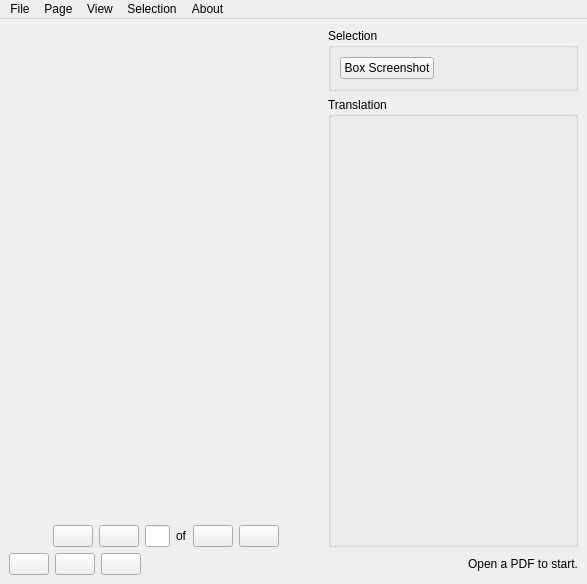
kylekce/Comic-Lens, file comic-lens/form.ui: the form before one commit.
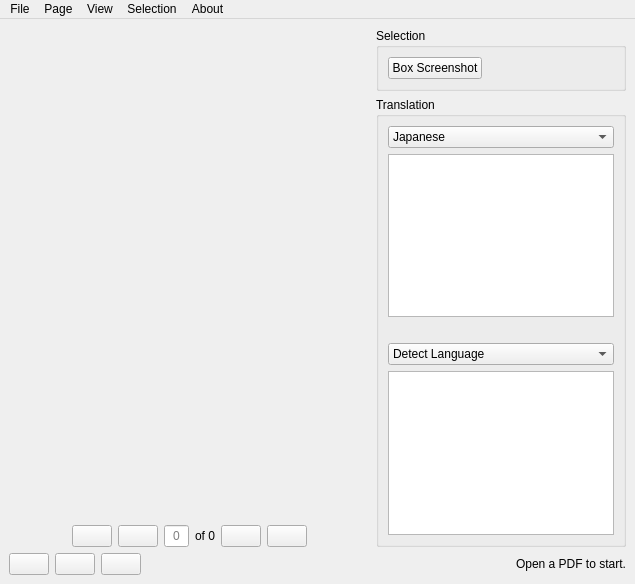
The form after the commit. Icons and pictures are not drawn.

The edit to the form file:
```diff
--- a/comic-lens/form.ui
+++ b/comic-lens/form.ui
@@ -6,7 +6,7 @@
    <rect>
     <x>0</x>
     <y>0</y>
-    <width>587</width>
+    <width>635</width>
     <height>584</height>
    </rect>
   </property>
@@ -35,7 +35,7 @@
       <item>
        <layout class="QVBoxLayout" name="main_layout" stretch="1,0">
         <item>
-         <layout class="QHBoxLayout" name="page_layout" stretch="">
+         <layout class="QHBoxLayout" name="page_layout">
           <property name="sizeConstraint">
            <enum>QLayout::SetDefaultConstraint</enum>
           </property>
@@ -113,12 +113,15 @@
             <property name="alignment">
              <set>Qt::AlignCenter</set>
             </property>
+            <property name="placeholderText">
+             <string>0</string>
+            </property>
            </widget>
           </item>
           <item>
            <widget class="QLabel" name="page_label">
             <property name="text">
-             <string>of</string>
+             <string>of 0</string>
             </property>
            </widget>
           </item>
@@ -231,7 +234,71 @@
           <property name="title">
            <string>Translation</string>
           </property>
-          <layout class="QVBoxLayout" name="verticalLayout"/>
+          <layout class="QVBoxLayout" name="verticalLayout" stretch="0,0,0,0,0">
+           <item>
+            <widget class="QComboBox" name="comboBox">
+             <item>
+              <property name="text">
+               <string>Japanese</string>
+              </property>
+             </item>
+             <item>
+              <property name="text">
+               <string>English</string>
+              </property>
+             </item>
+            </widget>
+           </item>
+           <item>
+            <widget class="QTextEdit" name="input_text_edit"/>
+           </item>
+           <item>
+            <widget class="QLabel" name="label">
+             <property name="sizePolicy">
+              <sizepolicy hsizetype="Preferred" vsizetype="Fixed">
+               <horstretch>0</horstretch>
+               <verstretch>0</verstretch>
+              </sizepolicy>
+             </property>
+             <property name="text">
+              <string/>
+             </property>
+             <property name="pixmap">
+              <pixmap resource="resource.qrc">:/resources/chevron-down-solid.svg</pixmap>
+             </property>
+             <property name="scaledContents">
+              <bool>false</bool>
+             </property>
+             <property name="alignment">
+              <set>Qt::AlignCenter</set>
+             </property>
+             <property name="wordWrap">
+              <bool>false</bool>
+             </property>
+            </widget>
+           </item>
+           <item>
+            <widget class="QComboBox" name="comboBox_2">
+             <item>
+              <property name="text">
+               <string>Detect Language</string>
+              </property>
+             </item>
+             <item>
+              <property name="text">
+               <string>English</string>
+              </property>
+             </item>
+            </widget>
+           </item>
+           <item>
+            <widget class="QTextEdit" name="output_text_edit">
+             <property name="readOnly">
+              <bool>true</bool>
+             </property>
+            </widget>
+           </item>
+          </layout>
          </widget>
         </item>
        </layout>
@@ -330,7 +397,7 @@
     <rect>
      <x>0</x>
      <y>0</y>
-     <width>587</width>
+     <width>635</width>
      <height>25</height>
     </rect>
    </property>
```
Left out of the diff: 29 changed lines with no effect on the pictures.
